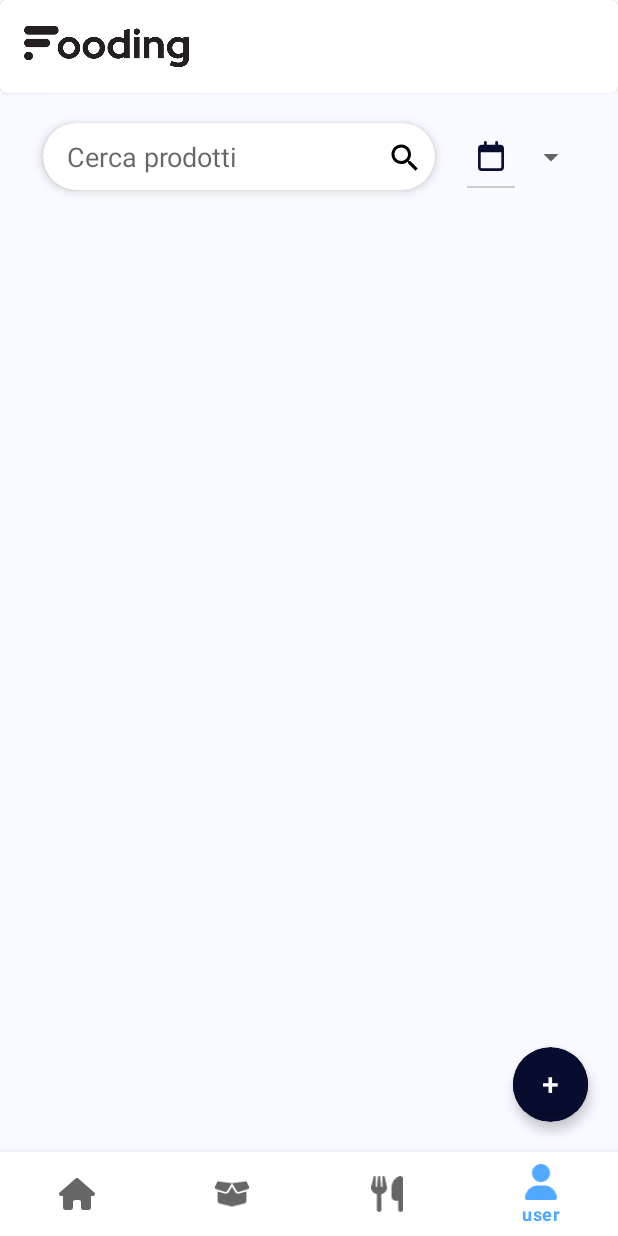
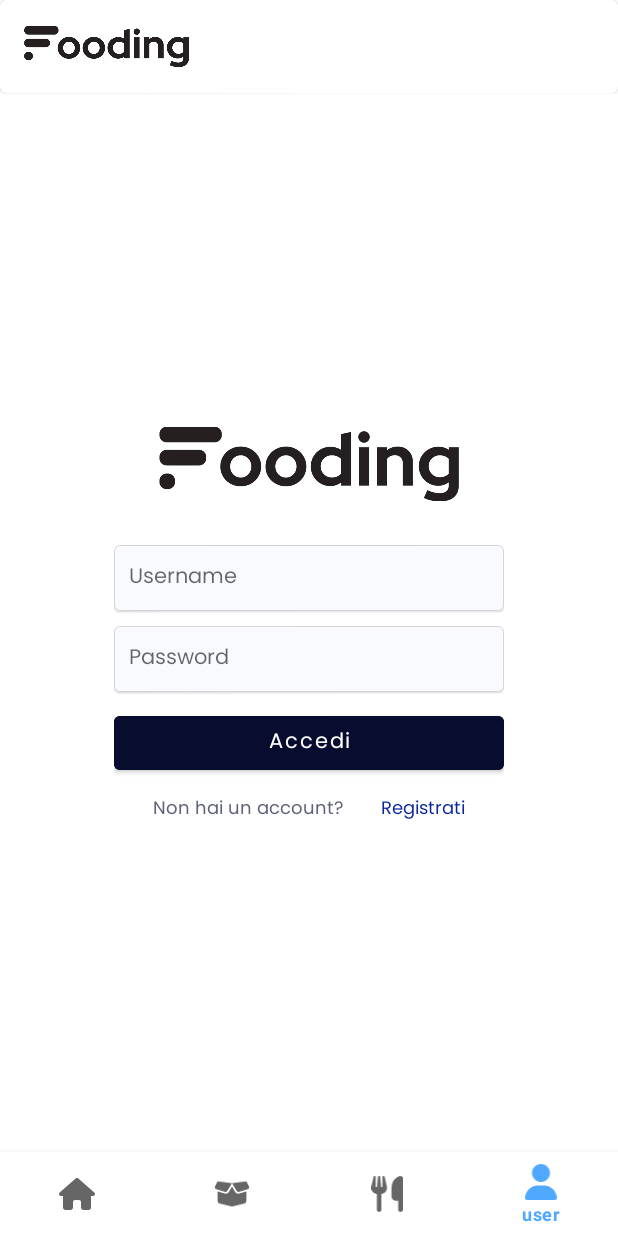
Before and after one commit to PaoloDAlessandro/fooding_android, an Android app: the screen it shows after launch (MainActivity), item 4 of the bottom bar chosen, on a phone screen of 412 x 824 dp. Run offline under Robolectric (Android 15) with nearby library versions, the phone set to English and light mode, and no system bars.

Commit message:
feat: login ui

```diff
--- /dev/null
+++ b/app/src/main/java/it/itsar/fooding/Login.java
@@ -0,0 +1,25 @@
+package it.itsar.fooding;
+
+import android.os.Bundle;
+
+import androidx.fragment.app.Fragment;
+
+import android.view.LayoutInflater;
+import android.view.View;
+import android.view.ViewGroup;
+
+public class Login extends Fragment {
+
+    @Override
+    public View onCreateView(LayoutInflater inflater, ViewGroup container,
+                             Bundle savedInstanceState) {
+        // Inflate the layout for this fragment
+        return inflater.inflate(R.layout.fragment_login, container, false);
+    }
+
+    @Override
+    public void onCreate(Bundle savedInstanceState) {
+        super.onCreate(savedInstanceState);
+        }
+
+}
--- a/app/src/main/java/it/itsar/fooding/MainActivity.java
+++ b/app/src/main/java/it/itsar/fooding/MainActivity.java
@@ -245,6 +245,10 @@ public class MainActivity extends AppCompatActivity {
                 case R.id.pantryButton:
                     configFragmentManager(Pantry.class);
                     break;
+
+                case R.id.userButton:
+                    configFragmentManager(Login.class);
+                    break;
             }
 
             return true;
--- /dev/null
+++ b/app/src/main/res/layout/fragment_login.xml
@@ -0,0 +1,120 @@
+<?xml version="1.0" encoding="utf-8"?>
+<FrameLayout xmlns:android="http://schemas.android.com/apk/res/android"
+    xmlns:app="http://schemas.android.com/apk/res-auto"
+    xmlns:tools="http://schemas.android.com/tools"
+    android:layout_width="match_parent"
+    android:layout_height="match_parent"
+    tools:context=".Login">
+
+    <androidx.constraintlayout.widget.ConstraintLayout
+        android:layout_width="wrap_content"
+        android:layout_height="wrap_content"
+        android:layout_gravity="center">
+
+        <ImageView
+            android:id="@+id/foodingLogo"
+            android:layout_width="200dp"
+            android:layout_height="60dp"
+            android:contentDescription="logo"
+            android:src="@drawable/fooding_logo_black_ext"
+            app:layout_constraintEnd_toEndOf="parent"
+            app:layout_constraintStart_toStartOf="parent"
+            app:layout_constraintTop_toTopOf="parent" />
+
+        <com.google.android.material.card.MaterialCardView
+            android:id="@+id/usernameInputCard"
+            android:layout_width="wrap_content"
+            android:layout_height="wrap_content"
+            android:layout_marginTop="24dp"
+            android:backgroundTint="@color/background"
+            app:layout_constraintEnd_toEndOf="parent"
+            app:layout_constraintStart_toStartOf="parent"
+            app:layout_constraintTop_toBottomOf="@id/foodingLogo"
+            app:strokeColor="#d4d4d4"
+            app:strokeWidth="0.6dp">
+
+            <EditText
+                android:id="@+id/usernameInput"
+                android:layout_width="260dp"
+                android:layout_height="wrap_content"
+                android:background="@null"
+                android:fontFamily="@font/poppins"
+                android:hint="Username"
+                android:paddingHorizontal="10dp"
+                android:paddingVertical="10dp"
+                android:textColor="@color/product_name"
+                android:textSize="14sp" />
+
+        </com.google.android.material.card.MaterialCardView>
+
+        <com.google.android.material.card.MaterialCardView
+            android:id="@+id/passwordInputCard"
+            android:layout_width="wrap_content"
+            android:layout_height="wrap_content"
+            android:layout_marginTop="10dp"
+            android:backgroundTint="@color/background"
+            app:layout_constraintEnd_toEndOf="parent"
+            app:layout_constraintStart_toStartOf="parent"
+            app:layout_constraintTop_toBottomOf="@id/usernameInputCard"
+            app:strokeColor="#d4d4d4"
+            app:strokeWidth="0.6dp">
+
+            <EditText
+                android:id="@+id/passwordInput"
+                android:layout_width="260dp"
+                android:layout_height="wrap_content"
+                android:background="@null"
+                android:fontFamily="@font/poppins"
+                android:hint="Password"
+                android:inputType="textPassword"
+                android:paddingHorizontal="10dp"
+                android:paddingVertical="10dp"
+                android:textColor="@color/product_name"
+                android:textSize="14sp" />
+
+        </com.google.android.material.card.MaterialCardView>
+
+
+        <Button
+            android:id="@+id/accediButton"
+            android:layout_width="260dp"
+            android:layout_height="wrap_content"
+            android:layout_marginTop="10dp"
+            android:fontFamily="@font/poppins"
+            android:text="Accedi"
+            android:backgroundTint="@color/product_name"
+            android:textAllCaps="false"
+            app:layout_constraintEnd_toEndOf="parent"
+            app:layout_constraintStart_toStartOf="parent"
+            app:layout_constraintTop_toBottomOf="@id/passwordInputCard" />
+
+        <TextView
+            android:id="@+id/registratiText"
+            android:layout_width="wrap_content"
+            android:layout_height="wrap_content"
+            android:layout_marginTop="10dp"
+            android:fontFamily="@font/poppins"
+            android:text="Non hai un account?"
+            android:textColor="@color/product_marca"
+            android:textSize="12sp"
+            app:layout_constraintEnd_toStartOf="@id/registratiTextClickable"
+            app:layout_constraintStart_toStartOf="parent"
+            app:layout_constraintTop_toBottomOf="@id/accediButton" />
+
+        <TextView
+            android:id="@+id/registratiTextClickable"
+            android:layout_width="wrap_content"
+            android:layout_height="wrap_content"
+            android:layout_marginTop="10dp"
+            android:fontFamily="@font/poppins"
+            android:text="Registrati"
+            android:textColor="#09259e"
+            android:textSize="12sp"
+            app:layout_constraintEnd_toEndOf="parent"
+            app:layout_constraintStart_toEndOf="@id/registratiText"
+            app:layout_constraintTop_toBottomOf="@id/accediButton" />
+
+
+    </androidx.constraintlayout.widget.ConstraintLayout>
+
+</FrameLayout>
```
